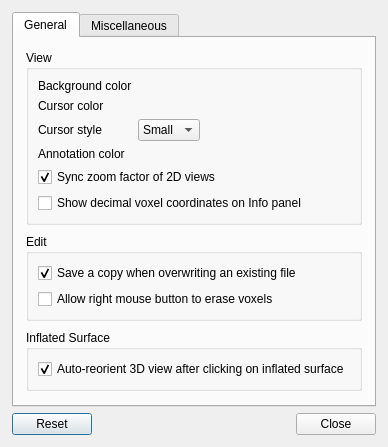
freesurfer/freesurfer, file freeview/DialogPreferences.ui: the form before one commit.
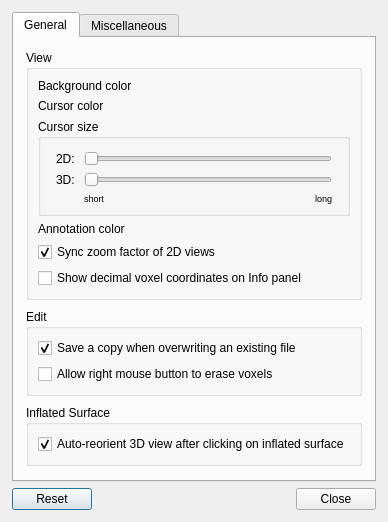
The form after the commit. Custom widgets are drawn as their Qt base class.

Commit message: More flexible option to set cursor size

The edit to the form file:
```diff
--- a/freeview/DialogPreferences.ui
+++ b/freeview/DialogPreferences.ui
@@ -10,7 +10,7 @@
     <x>0</x>
     <y>0</y>
     <width>431</width>
-    <height>503</height>
+    <height>549</height>
    </rect>
   </property>
   <property name="windowTitle">
@@ -66,54 +66,8 @@
           <string>View</string>
          </property>
          <layout class="QGridLayout" name="gridLayout">
-          <item row="2" column="1">
-           <widget class="QComboBox" name="comboBoxCursorStyle">
-            <item>
-             <property name="text">
-              <string>Small</string>
-             </property>
-            </item>
-            <item>
-             <property name="text">
-              <string>Large</string>
-             </property>
-            </item>
-            <item>
-             <property name="text">
-              <string>Long</string>
-             </property>
-            </item>
-           </widget>
-          </item>
-          <item row="5" column="0" colspan="3">
-           <widget class="QCheckBox" name="checkBoxDecimalVoxelCoord">
-            <property name="text">
-             <string>Show decimal voxel coordinates on Info panel</string>
-            </property>
-            <property name="checked">
-             <bool>false</bool>
-            </property>
-           </widget>
-          </item>
-          <item row="3" column="0">
-           <widget class="QLabel" name="label_4">
-            <property name="text">
-             <string>Annotation color</string>
-            </property>
-           </widget>
-          </item>
-          <item row="1" column="1">
-           <widget class="QtColorPicker" name="colorPickerCursor" native="true"/>
-          </item>
-          <item row="2" column="0">
-           <widget class="QLabel" name="label_3">
-            <property name="text">
-             <string>Cursor style</string>
-            </property>
-           </widget>
-          </item>
-          <item row="2" column="2">
-           <spacer name="horizontalSpacer_3">
+          <item row="1" column="2">
+           <spacer name="horizontalSpacer_2">
             <property name="orientation">
              <enum>Qt::Horizontal</enum>
             </property>
@@ -125,10 +79,7 @@
             </property>
            </spacer>
           </item>
-          <item row="0" column="1">
-           <widget class="QtColorPicker" name="colorPickerBackground" native="true"/>
-          </item>
-          <item row="3" column="1">
+          <item row="4" column="1">
            <widget class="QtColorPicker" name="colorPickerAnnotation" native="true"/>
           </item>
           <item row="1" column="0">
@@ -138,6 +89,16 @@
             </property>
            </widget>
           </item>
+          <item row="5" column="0" colspan="3">
+           <widget class="QCheckBox" name="checkBoxSyncZoom">
+            <property name="text">
+             <string>Sync zoom factor of 2D views</string>
+            </property>
+            <property name="checked">
+             <bool>true</bool>
+            </property>
+           </widget>
+          </item>
           <item row="0" column="2">
            <spacer name="horizontalSpacer">
             <property name="orientation">
@@ -171,16 +132,132 @@
             </property>
            </spacer>
           </item>
-          <item row="4" column="0" colspan="3">
-           <widget class="QCheckBox" name="checkBoxSyncZoom">
+          <item row="4" column="0">
+           <widget class="QLabel" name="label_4">
             <property name="text">
-             <string>Sync zoom factor of 2D views</string>
+             <string>Annotation color</string>
+            </property>
+           </widget>
+          </item>
+          <item row="6" column="0" colspan="3">
+           <widget class="QCheckBox" name="checkBoxDecimalVoxelCoord">
+            <property name="text">
+             <string>Show decimal voxel coordinates on Info panel</string>
             </property>
             <property name="checked">
-             <bool>true</bool>
+             <bool>false</bool>
             </property>
            </widget>
           </item>
+          <item row="0" column="1">
+           <widget class="QtColorPicker" name="colorPickerBackground" native="true">
+            <property name="minimumSize">
+             <size>
+              <width>80</width>
+              <height>0</height>
+             </size>
+            </property>
+           </widget>
+          </item>
+          <item row="3" column="0" colspan="3">
+           <widget class="QGroupBox" name="groupBox_3">
+            <property name="title">
+             <string>Cursor size</string>
+            </property>
+            <layout class="QGridLayout" name="gridLayout_2">
+             <property name="leftMargin">
+              <number>15</number>
+             </property>
+             <property name="topMargin">
+              <number>12</number>
+             </property>
+             <property name="rightMargin">
+              <number>15</number>
+             </property>
+             <item row="3" column="3">
+              <widget class="QLabel" name="label_8">
+               <property name="styleSheet">
+                <string notr="true">font-size:9px;</string>
+               </property>
+               <property name="text">
+                <string>long</string>
+               </property>
+               <property name="alignment">
+                <set>Qt::AlignRight|Qt::AlignTrailing|Qt::AlignVCenter</set>
+               </property>
+              </widget>
+             </item>
+             <item row="2" column="0">
+              <widget class="QLabel" name="label_6">
+               <property name="text">
+                <string>3D:</string>
+               </property>
+              </widget>
+             </item>
+             <item row="0" column="0">
+              <widget class="QLabel" name="label_5">
+               <property name="text">
+                <string>2D: </string>
+               </property>
+              </widget>
+             </item>
+             <item row="2" column="1" colspan="3">
+              <widget class="QSlider" name="horizontalSliderSize3D">
+               <property name="minimum">
+                <number>1</number>
+               </property>
+               <property name="maximum">
+                <number>100</number>
+               </property>
+               <property name="orientation">
+                <enum>Qt::Horizontal</enum>
+               </property>
+              </widget>
+             </item>
+             <item row="3" column="1">
+              <widget class="QLabel" name="label_7">
+               <property name="styleSheet">
+                <string notr="true">font-size:9px</string>
+               </property>
+               <property name="text">
+                <string>short</string>
+               </property>
+               <property name="alignment">
+                <set>Qt::AlignLeading|Qt::AlignLeft|Qt::AlignVCenter</set>
+               </property>
+              </widget>
+             </item>
+             <item row="0" column="1" colspan="3">
+              <widget class="QSlider" name="horizontalSliderSize2D">
+               <property name="sizePolicy">
+                <sizepolicy hsizetype="Expanding" vsizetype="Fixed">
+                 <horstretch>1</horstretch>
+                 <verstretch>0</verstretch>
+                </sizepolicy>
+               </property>
+               <property name="minimum">
+                <number>5</number>
+               </property>
+               <property name="maximum">
+                <number>100</number>
+               </property>
+               <property name="orientation">
+                <enum>Qt::Horizontal</enum>
+               </property>
+               <property name="invertedAppearance">
+                <bool>false</bool>
+               </property>
+               <property name="invertedControls">
+                <bool>false</bool>
+               </property>
+               <property name="tickPosition">
+                <enum>QSlider::NoTicks</enum>
+               </property>
+              </widget>
+             </item>
+            </layout>
+           </widget>
+          </item>
          </layout>
         </widget>
        </item>
```
Left out of the diff: 7 changed lines with no effect on the pictures. The commit also changes 6 other files.
